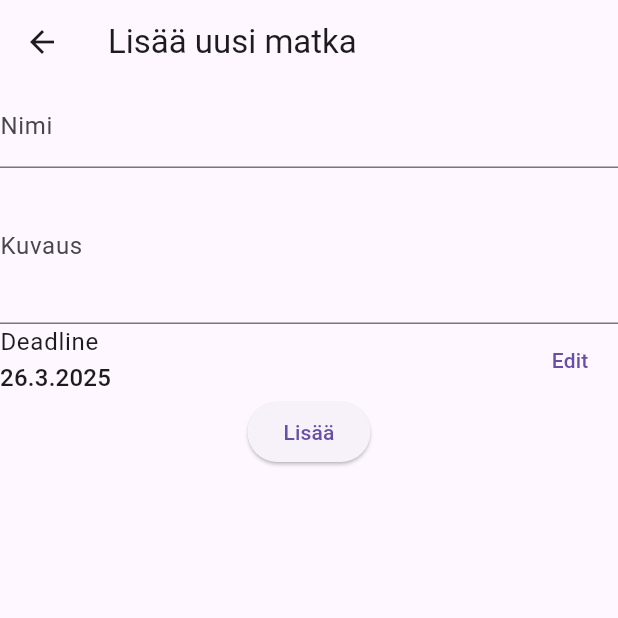
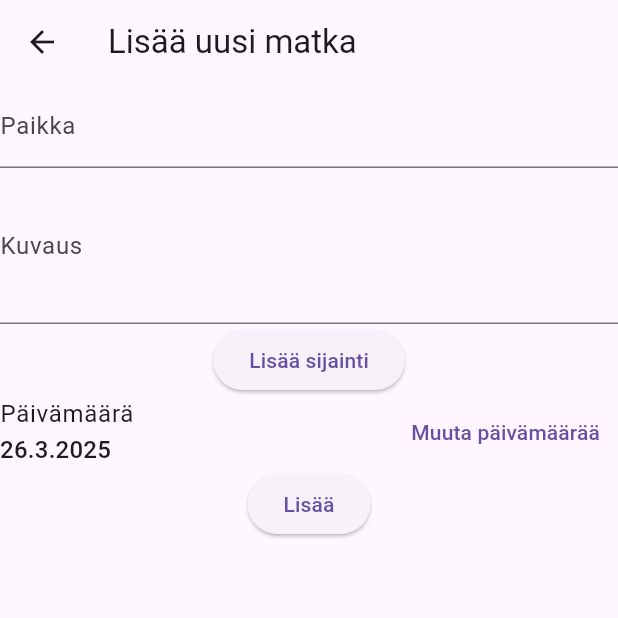
Before and after one commit to vilihellsten/flutter_matkapaivakirja, a Flutter app: the AddTripView screen opened by its route, on a phone screen of 412 x 824 dp, the top half of it. Run offline on Flutter 3.47's test engine with Material 3 defaults, Android fonts, the phone set to English and light mode, and no system bars; our stand-ins replace firebase_auth, firebase_core, firebase_database, get, image_picker; missing offline and left inert: firebase_ui_auth; accounts and stored records are empty.

Commit message:
Trip-add muokaus

```diff
--- a/lib/view/add_trip.dart
+++ b/lib/view/add_trip.dart
@@ -63,7 +63,7 @@ class _InputFormState extends State<InputForm> {
             TextFormField(
               initialValue: _title,
               decoration: const InputDecoration(
-                  labelText: "Nimi", hintText: "Tehtävän nimi"),
+                  labelText: "Paikka", hintText: "Paikan nimi"),
               onChanged: (value) {
                 setState(() {
                   _title = value;
@@ -79,7 +79,7 @@ class _InputFormState extends State<InputForm> {
             TextFormField(
               initialValue: _description,
               decoration: const InputDecoration(
-                  labelText: "Kuvaus", hintText: "Tehtävän kuvaus"),
+                  labelText: "Kuvaus", hintText: "Tapahtuman kuvaus"),
               onChanged: (value) {
                 setState(() {
                   _description = value;
@@ -87,6 +87,12 @@ class _InputFormState extends State<InputForm> {
               },
               minLines: 3,
               maxLines: 5,
+            ),
+            ElevatedButton(
+              onPressed: () {
+                Navigator.pushNamed(context, '/camera');
+              },
+              child: Text("Lisää sijainti"),
             ),
             _FormDatePicker(
                 date: _date,
@@ -163,7 +169,7 @@ class _FormDatePickerState extends State<_FormDatePicker> {
           mainAxisAlignment: MainAxisAlignment.spaceAround,
           children: [
             Text(
-              'Deadline',
+              'Päivämäärä',
               style: Theme.of(context).textTheme.bodyLarge,
             ),
             Text(
@@ -173,7 +179,7 @@ class _FormDatePickerState extends State<_FormDatePicker> {
           ],
         ),
         TextButton(
-          child: const Text('Edit'),
+          child: const Text('Muuta päivämäärää'),
           onPressed: () async {
             var newDate = await showDatePicker(
               context: context,
--- a/pubspec.yaml
+++ b/pubspec.yaml
@@ -28,6 +28,9 @@ environment:
 # the latest version available on pub.dev. To see which dependencies have newer
 # versions available, run `flutter pub outdated`.
 dependencies:
+
+
+
   flutter:
     sdk: flutter
 
```
Also changed, not shown: lib/view/sign_in.dart (deleted, +0 -26 lines), 4 other files.
